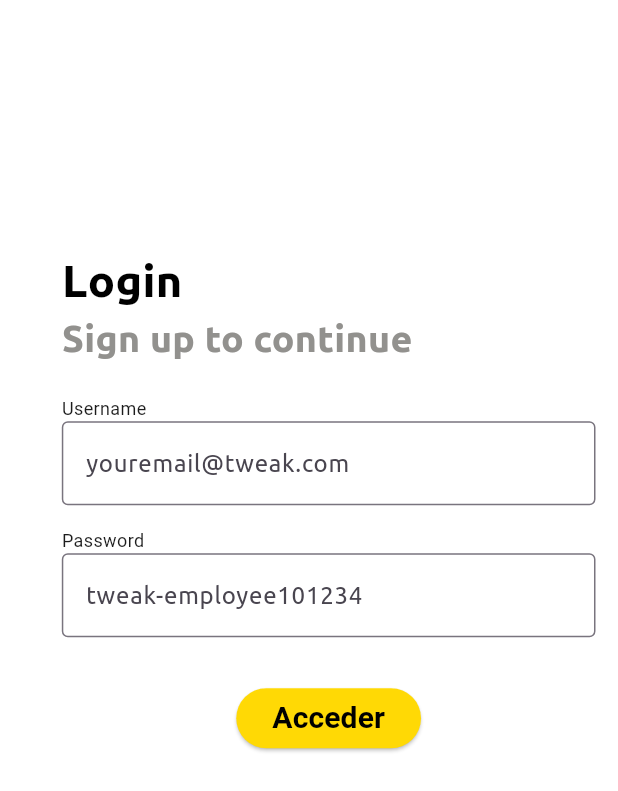
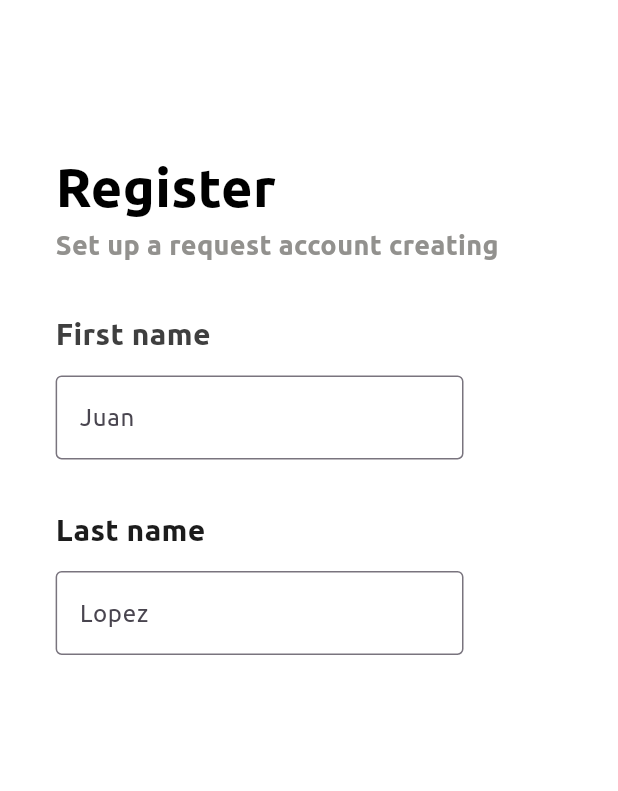
Before and after one commit to IGerardoJR/LoginApp, a Flutter app: the screen it shows after launch, on a phone screen of 412 x 824 dp. Shown: the top 791 px of the screen. Run offline on Flutter 3.47's test engine with Material 3 defaults, Android fonts, the phone set to English and light mode, and no system bars.

Commit message:
Mitad del registro completado

```diff
--- a/lib/main.dart
+++ b/lib/main.dart
@@ -1,6 +1,7 @@
 import 'package:flutter/material.dart';
 // Vistas
 import './pages/LoginHome.dart';
+import './pages/RegisterPage.dart';
 
 void main() {
   runApp(MyApp());
@@ -27,7 +28,7 @@ class MyApp extends StatelessWidget {
               bodyText1: TextStyle(fontFamily: 'ubuntu'),
             )),
         home: Center(
-          child: LoginHome(),
+          child: RegisterPage(),
         ));
   }
 }
--- /dev/null
+++ b/lib/pages/RegisterPage.dart
@@ -0,0 +1,100 @@
+import 'package:flutter/material.dart';
+
+class RegisterPage extends StatelessWidget {
+  late double _deviceWidth;
+  late double _deviceHeigth;
+  RegisterPage({Key? key});
+  @override
+  Widget build(BuildContext context) {
+    _deviceWidth = MediaQuery.of(context).size.width;
+    _deviceHeigth = MediaQuery.of(context).size.height;
+    // TODO: implement build
+    return SafeArea(
+        child: Scaffold(
+      body: Column(
+        children: [
+          Padding(
+              padding: EdgeInsets.fromLTRB(
+                  _deviceWidth * 0.09, _deviceHeigth * 0.12, 0, 0),
+              child: Column(
+                children: [
+                  Container(
+                    width: _deviceWidth,
+                    child: Text(
+                      'Register',
+                      style: TextStyle(
+                          color: Colors.black,
+                          fontFamily: "ubuntu",
+                          fontSize: 36,
+                          fontWeight: FontWeight.bold),
+                    ),
+                  ),
+                  Container(
+                    width: _deviceWidth,
+                    child: Text(
+                      'Set up a request account creating',
+                      style: TextStyle(
+                        color: Color.fromRGBO(146, 145, 142, 1.0),
+                        fontFamily: "ubuntu",
+                        fontSize: 18,
+                        fontWeight: FontWeight.bold,
+                      ),
+                    ),
+                  ),
+                  SizedBox(
+                    height: _deviceHeigth * 0.0391,
+                  ),
+                  Container(
+                    width: _deviceWidth,
+                    child: Text(
+                      'First name',
+                      style: TextStyle(
+                          color: Color.fromRGBO(63, 63, 63, 1.0),
+                          fontFamily: "ubuntu",
+                          fontSize: 20,
+                          fontWeight: FontWeight.bold),
+                    ),
+                  ),
+                  SizedBox(
+                    height: _deviceHeigth * 0.016,
+                  ),
+                  Padding(
+                    padding: EdgeInsets.fromLTRB(0, 0, _deviceWidth * 0.25, 0),
+                    child:
+                        SizedBox(width: _deviceWidth, child: _textBox('Juan')),
+                  ),
+                  SizedBox(
+                    height: _deviceHeigth * 0.039,
+                  ),
+                  Container(
+                      width: _deviceWidth,
+                      child: Text('Last name',
+                          style: TextStyle(
+                              color: Color.fromRGBO(28, 28, 28, 1.0),
+                              fontSize: 20,
+                              fontFamily: "ubuntu",
+                              fontWeight: FontWeight.bold))),
+                  SizedBox(
+                    height: _deviceHeigth * 0.016,
+                  ),
+                  Padding(
+                    padding: EdgeInsets.fromLTRB(0, 0, _deviceWidth * 0.25, 0),
+                    child: _textBox('Lopez'),
+                  ),
+                ],
+              ))
+        ],
+      ),
+    ));
+  }
+
+  // TextBox widget
+  Widget _textBox(String hintText) {
+    return TextField(
+      onTap: () => {},
+      enabled: true,
+      decoration:
+          InputDecoration(border: OutlineInputBorder(), hintText: hintText),
+    );
+  }
+}
```
